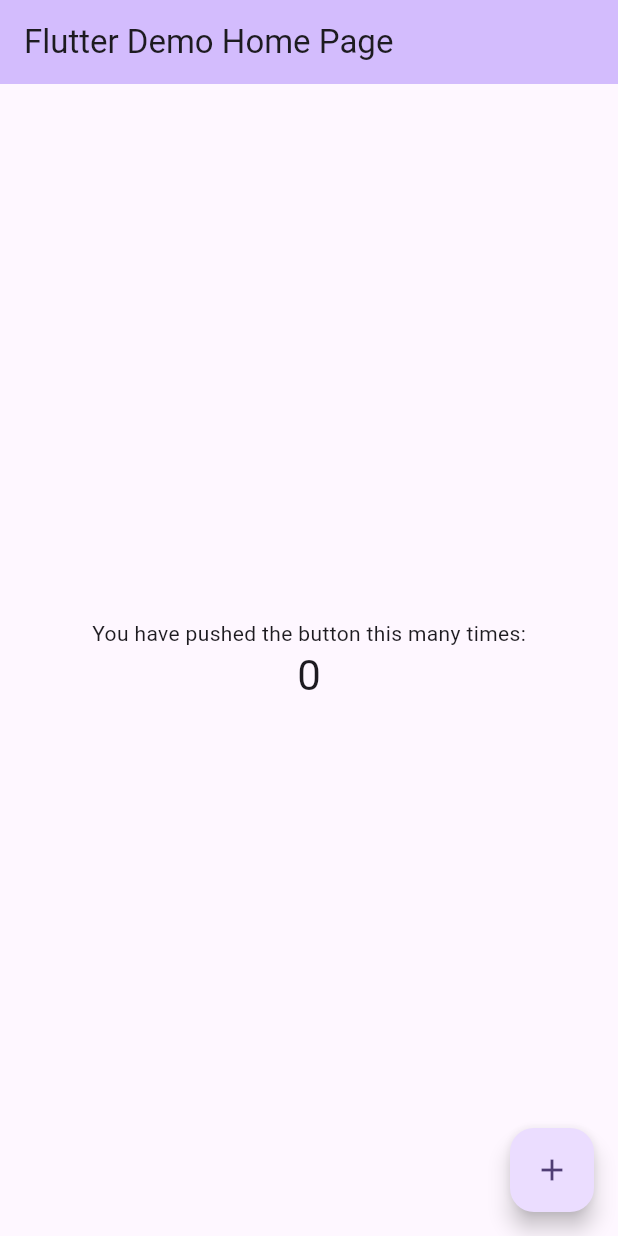
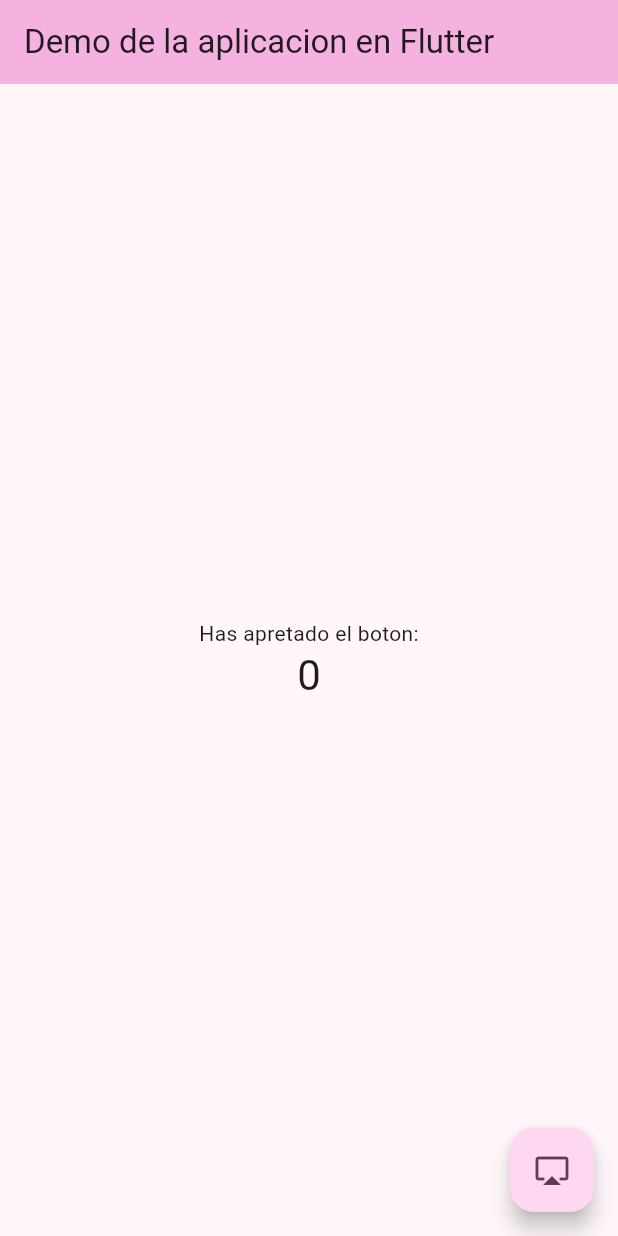
Before and after one commit to JoaquinMunoz0/3479A321_2022479050, a Flutter app: the screen it shows after launch, on a phone screen of 412 x 824 dp. Run offline on Flutter 3.47's test engine with Material 3 defaults, Android fonts, the phone set to English and light mode, and no system bars.

Commit message:
Commit 2
En este commit se cambiaron los textos de la aplicacion a español, cambiado el color de la interfaz y el icono del boton flotante.

```diff
--- a/Proyecto_flutter/flutter_application/lib/main.dart
+++ b/Proyecto_flutter/flutter_application/lib/main.dart
@@ -11,7 +11,7 @@ class MyApp extends StatelessWidget {
   @override
   Widget build(BuildContext context) {
     return MaterialApp(
-      title: 'Flutter Demo',
+      title: 'Aplicacion en Flutter',
       theme: ThemeData(
         // This is the theme of your application.
         //
@@ -28,9 +28,9 @@ class MyApp extends StatelessWidget {
         //
         // This works for code too, not just values: Most code changes can be
         // tested with just a hot reload.
-        colorScheme: ColorScheme.fromSeed(seedColor: Colors.deepPurple),
+        colorScheme: ColorScheme.fromSeed(seedColor: const Color.fromARGB(255, 255, 87, 227)),
       ),
-      home: const MyHomePage(title: 'Flutter Demo Home Page'),
+      home: const MyHomePage(title: 'Demo de la aplicacion en Flutter'),
     );
   }
 }
@@ -104,7 +104,7 @@ class _MyHomePageState extends State<MyHomePage> {
           // wireframe for each widget.
           mainAxisAlignment: MainAxisAlignment.center,
           children: <Widget>[
-            const Text('You have pushed the button this many times:'),
+            const Text('Has apretado el boton:'),
             Text(
               '$_counter',
               style: Theme.of(context).textTheme.headlineMedium,
@@ -114,8 +114,8 @@ class _MyHomePageState extends State<MyHomePage> {
       ),
       floatingActionButton: FloatingActionButton(
         onPressed: _incrementCounter,
-        tooltip: 'Increment',
-        child: const Icon(Icons.add),
+        tooltip: '>Aumentar',
+        child: const Icon(Icons.airplay),
       ), // This trailing comma makes auto-formatting nicer for build methods.
     );
   }
```
